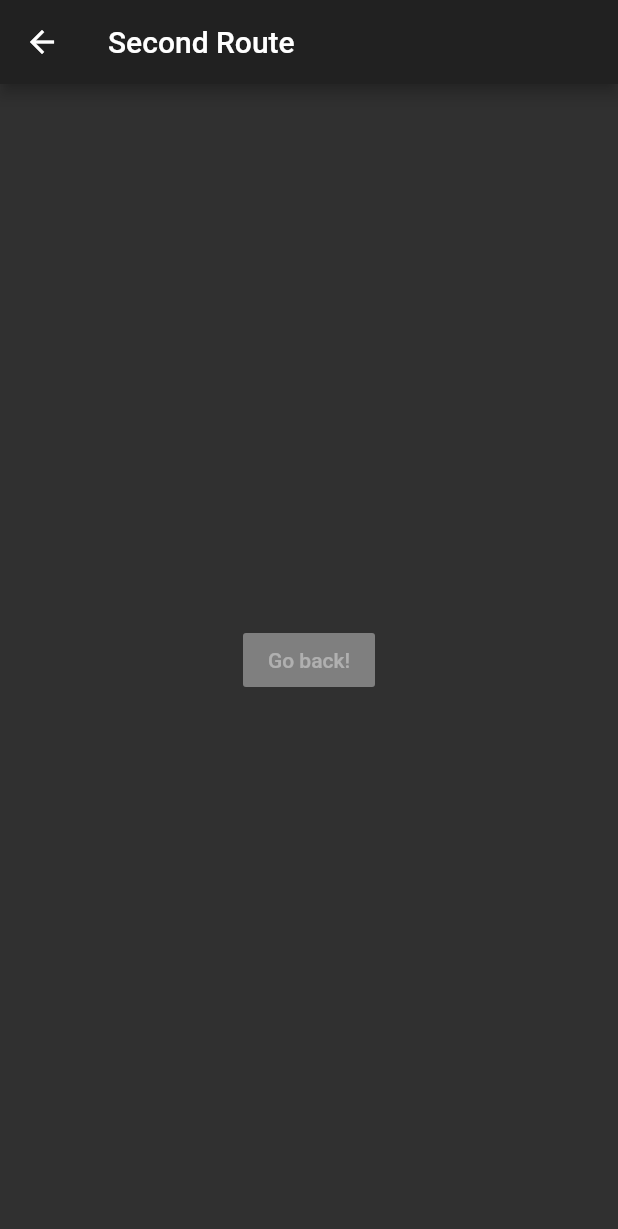
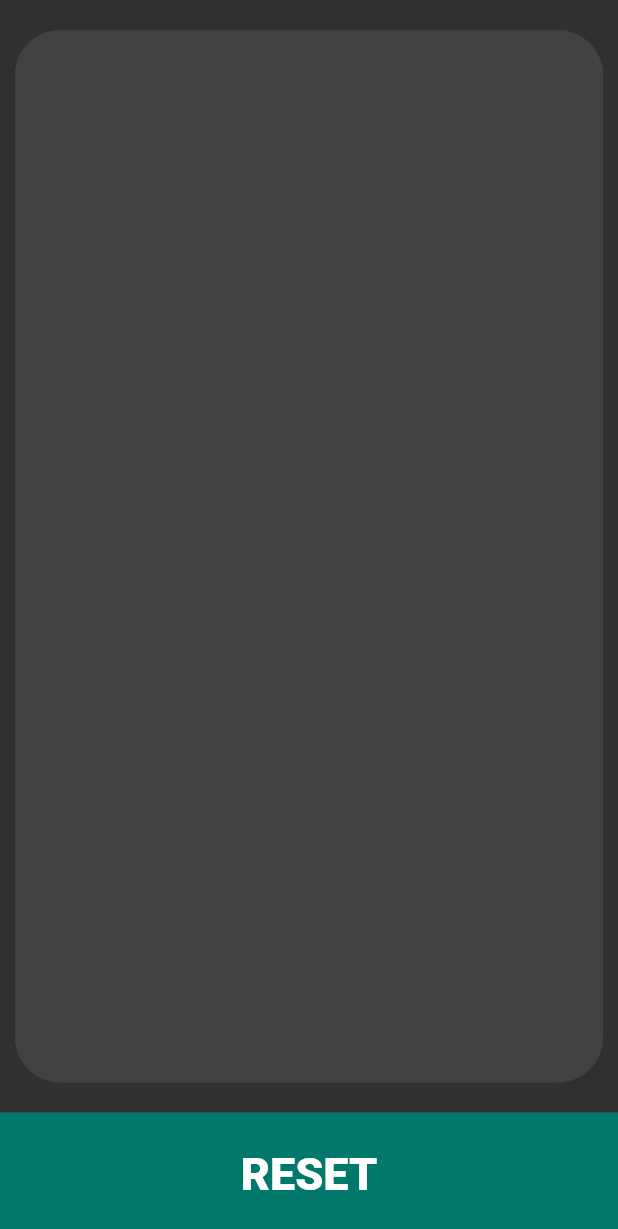
Before and after one commit to Harmanjit14/BMI-Calculator, a Flutter app: the SecondRoute screen opened by its route, on a phone screen of 412 x 824 dp. Shown: the top 1229 px of the screen. Run offline on Flutter 3.47's test engine with Material 2 defaults, Android fonts, the phone set to English and light mode, and no system bars; our stand-ins replace font_awesome_flutter.

Commit message:
second screen base done

```diff
--- /dev/null
+++ b/lib/Second/mainBoxSec.dart
@@ -0,0 +1,54 @@
+import 'package:flutter/material.dart';
+
+class MainBoxSecond extends StatefulWidget {
+  @override
+  _MainBoxSecondState createState() => _MainBoxSecondState();
+}
+
+class _MainBoxSecondState extends State<MainBoxSecond> {
+  @override
+  Widget build(BuildContext context) {
+    return Expanded(
+      flex: 9,
+      child: Container(
+        margin: EdgeInsets.symmetric(horizontal: 10, vertical: 20),
+        height: double.infinity,
+        width: double.infinity,
+        decoration: BoxDecoration(
+          borderRadius: BorderRadius.circular(30),
+          color: Colors.grey[800],
+        ),
+      ),
+    );
+  }
+}
+
+class ResetButton extends StatefulWidget {
+  @override
+  _ResetButtonState createState() => _ResetButtonState();
+}
+
+class _ResetButtonState extends State<ResetButton> {
+  @override
+  Widget build(BuildContext context) {
+    return Expanded(
+      flex: 1,
+      child: Container(
+        height: 20,
+        width: double.infinity,
+        color: Colors.teal[700],
+        child: FlatButton(
+          padding: EdgeInsets.all(0),
+          onPressed: () {
+            Navigator.pushNamed(context, '/first');
+          },
+          child: Text(
+            'RESET',
+            style: TextStyle(
+                fontSize: 30, color: Colors.white, fontWeight: FontWeight.w900),
+          ),
+        ),
+      ),
+    );
+  }
+}
--- a/lib/Second/second.dart
+++ b/lib/Second/second.dart
@@ -1,18 +1,29 @@
 import 'package:flutter/material.dart';
+import 'mainBoxSec.dart';
 
 class SecondRoute extends StatelessWidget {
   @override
   Widget build(BuildContext context) {
     return Scaffold(
-      appBar: AppBar(
-        title: Text("Second Route"),
-      ),
-      body: Center(
-        child: RaisedButton(
-          onPressed: null,
-          child: Text('Go back!'),
-        ),
+      body: SafeArea(
+        child: CollectorSecond(),
       ),
     );
   }
 }
+
+class CollectorSecond extends StatelessWidget {
+  @override
+  Widget build(BuildContext context) {
+    return Container(
+      height: double.infinity,
+      width: double.infinity,
+      child: Column(
+        children: <Widget>[
+          MainBoxSecond(),
+          ResetButton(),
+        ],
+      ),
+    );
+  }
+}
--- a/lib/database.dart
+++ b/lib/database.dart
@@ -0,0 +1,7 @@
+class UserData {
+  int height, weight, age, gender;
+  UserData(UserData x)
+  {
+
+  }
+}
```
